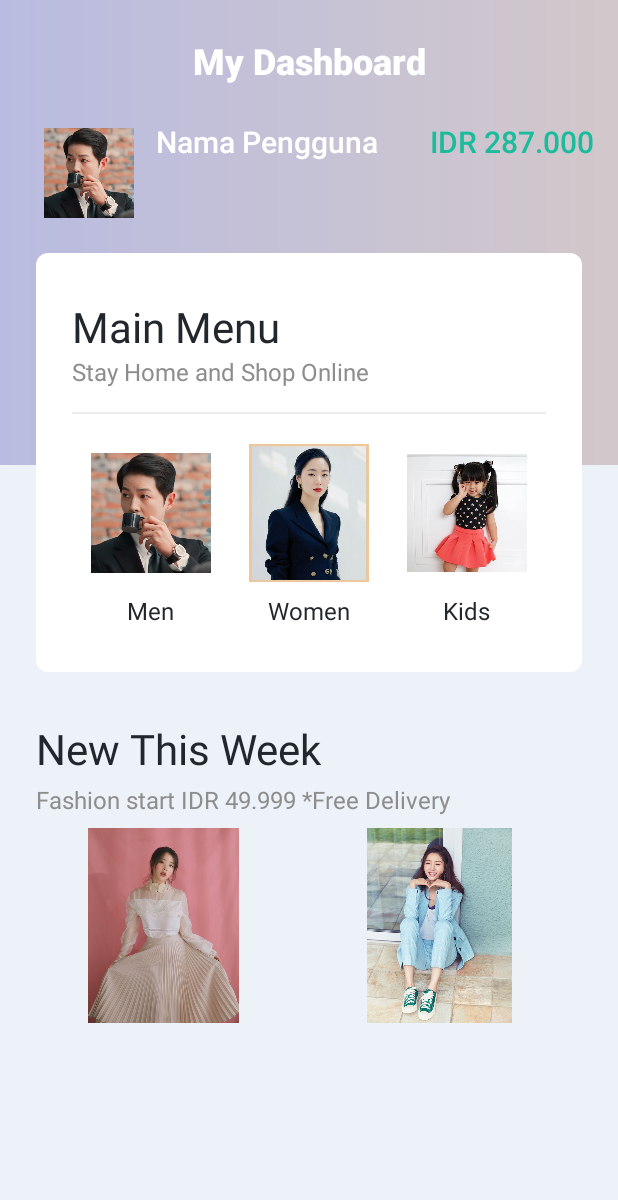
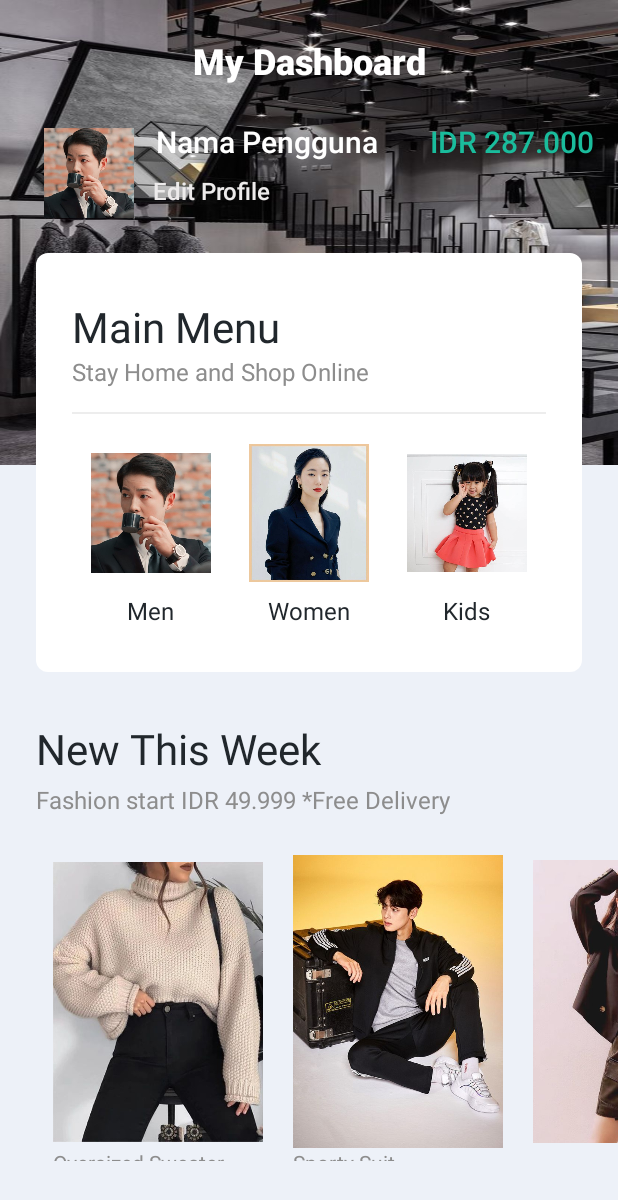
Before and after one commit to igjevon/UAS_Mobile, an Android app: the HomeActivity screen opened directly, with no data from a screen before it, on a phone screen of 412 x 824 dp. Shown: the top 1200 px of the screen. Run offline under Robolectric (Android 15) with nearby library versions, the phone set to English and light mode, and no system bars; plain views replace CircleView.

Commit message:
home Commit

```diff
--- a/app/build.gradle
+++ b/app/build.gradle
@@ -42,4 +42,5 @@ dependencies {
     androidTestImplementation 'androidx.test.ext:junit:1.1.2'
     androidTestImplementation 'androidx.test.espresso:espresso-core:3.3.0'
     implementation 'com.squareup.picasso:picasso:2.5.2'
+    implementation 'com.github.florent37:shapeofview:1.4.7'
 }
--- a/app/src/main/AndroidManifest.xml
+++ b/app/src/main/AndroidManifest.xml
@@ -8,7 +8,7 @@
         android:label="@string/app_name"
         android:roundIcon="@mipmap/ic_launcher_round"
         android:supportsRtl="true"
-        android:theme="@style/Theme.AppCompat.NoActionBar">        >
+        android:theme="@style/Theme.AppCompat.NoActionBar">
         <activity android:name=".SuccessBuyActivity"></activity>
         <activity android:name=".ListProductActivity" />
         <activity android:name=".ProductDetailsActivity" />
--- a/app/src/main/res/layout/activity_home.xml
+++ b/app/src/main/res/layout/activity_home.xml
@@ -8,15 +8,13 @@
     tools:context=".HomeActivity">
 
     <ScrollView
-        android:scrollbars="none"
-        android:paddingBottom="50dp"
         android:layout_width="match_parent"
         android:layout_height="wrap_content"
-        android:layout_marginEnd="0dp"
-        android:layout_marginStart="0dp"
-        android:layout_marginTop="0dp"
         android:orientation="vertical"
+        android:paddingBottom="50dp"
+        android:scrollbars="none"
         app:layout_constraintEnd_toEndOf="parent"
+        app:layout_constraintHorizontal_bias="0.0"
         app:layout_constraintStart_toStartOf="parent"
         app:layout_constraintTop_toTopOf="parent">
 
@@ -28,7 +26,7 @@
                 android:id="@+id/view"
                 android:layout_width="match_parent"
                 android:layout_height="310dp"
-                android:background="@drawable/bg_gradient_primary_blue"
+                android:background="@drawable/backshop"
                 app:layout_constraintEnd_toEndOf="parent"
                 app:layout_constraintStart_toStartOf="parent"
                 app:layout_constraintTop_toTopOf="parent" />
@@ -50,12 +48,14 @@
                 app:layout_constraintTop_toTopOf="@+id/view" />
 
             <com.github.florent37.shapeofview.shapes.CircleView
+                android:id="@+id/circleView"
                 android:layout_width="60dp"
                 android:layout_height="60dp"
                 android:layout_marginStart="29dp"
                 android:layout_marginTop="85dp"
                 app:layout_constraintStart_toStartOf="parent"
                 app:layout_constraintTop_toTopOf="parent">
+
                 <ImageView
                     android:id="@+id/pic_photo_home_user_circled"
                     android:layout_width="60dp"
@@ -64,6 +64,7 @@
             </com.github.florent37.shapeofview.shapes.CircleView>
 
             <TextView
+                android:id="@+id/tvNamaPengguna"
                 android:layout_width="wrap_content"
                 android:layout_height="wrap_content"
                 android:layout_marginTop="24dp"
@@ -74,6 +75,21 @@
                 android:textSize="20sp"
                 app:layout_constraintEnd_toEndOf="@+id/textView2"
                 app:layout_constraintTop_toBottomOf="@id/textView2" />
+
+            <TextView
+                android:id="@+id/btnEditProfile"
+                android:layout_width="wrap_content"
+                android:layout_height="wrap_content"
+                android:layout_marginTop="8dp"
+                android:layout_marginEnd="48dp"
+                android:fontFamily="sans-serif-medium"
+                android:text="Edit Profile"
+                android:textColor="#edebeb"
+                android:textSize="16sp"
+                app:layout_constraintEnd_toEndOf="@+id/tvNamaPengguna"
+                app:layout_constraintHorizontal_bias="0.351"
+                app:layout_constraintStart_toEndOf="@+id/circleView"
+                app:layout_constraintTop_toBottomOf="@id/tvNamaPengguna" />
 
             <TextView
                 android:layout_width="wrap_content"
@@ -143,7 +159,7 @@
                         <ImageView
                             android:layout_width="80dp"
                             android:layout_height="100dp"
-                            android:src="@drawable/jongki_man"/>
+                            android:src="@drawable/jongki_man" />
 
                         <TextView
                             android:layout_width="wrap_content"
@@ -223,10 +239,10 @@
                 app:layout_constraintTop_toBottomOf="@+id/textView5" />
 
             <HorizontalScrollView
-                android:layout_width="369dp"
+                android:layout_width="wrap_content"
                 android:layout_height="wrap_content"
-                android:layout_marginStart="24dp"
-                android:layout_marginTop="8dp"
+                android:layout_marginTop="16dp"
+                android:layout_marginLeft="25dp"
                 android:scrollbars="none"
                 app:layout_constraintEnd_toEndOf="parent"
                 app:layout_constraintHorizontal_bias="0.0"
@@ -234,21 +250,62 @@
                 app:layout_constraintTop_toBottomOf="@+id/textView6">
 
                 <LinearLayout
-                    android:layout_width="match_parent"
-                    android:layout_height="wrap_content"
+                    android:layout_width="225dp"
+                    android:layout_height="320dp"
                     android:orientation="horizontal">
 
-                    <ImageView
-                        android:layout_width="170dp"
-                        android:layout_height="match_parent"
-                        android:layout_marginRight="24dp"
-                        android:src="@drawable/iu_dress" />
+                    <LinearLayout
+                        android:layout_width="wrap_content"
+                        android:layout_height="wrap_content"
+                        android:orientation="vertical"
+                        android:padding="10dp">
+                        <ImageView
+                            android:layout_width="140dp"
+                            android:layout_height="195dp"
+                            android:src="@drawable/promo5" />
+                        <TextView
+                            android:layout_width="match_parent"
+                            android:layout_height="wrap_content"
+                            android:text="Oversized Sweater"
+                            android:textColor="@color/grayPrimary"
+                            android:textSize="14sp" />
+                        <TextView
+                            android:layout_width="wrap_content"
+                            android:layout_height="wrap_content"
+                            android:text="Rp 129.000"
+                            android:textColor="@color/grayPrimary"
+                            android:textSize="12sp" />
+                    </LinearLayout>
+
+
+                    <LinearLayout
+                        android:layout_width="wrap_content"
+                        android:layout_height="wrap_content"
+                        android:orientation="vertical"
+                        android:padding="10dp">
+                        <ImageView
+                            android:layout_width="140dp"
+                            android:layout_height="195dp"
+                            android:src="@drawable/promo1" />
+                        <TextView
+                            android:layout_width="match_parent"
+                            android:layout_height="wrap_content"
+                            android:text="Sporty Suit"
+                            android:textColor="@color/grayPrimary"
+                            android:textSize="14sp" />
+                        <TextView
+                            android:layout_width="wrap_content"
+                            android:layout_height="wrap_content"
+                            android:text="Rp 249.000"
+                            android:textColor="@color/grayPrimary"
+                            android:textSize="12sp" />
+                    </LinearLayout>
 
                     <ImageView
-                        android:layout_width="150dp"
-                        android:layout_height="130dp"
-                        android:layout_marginRight="15dp"
-                        android:src="@drawable/shoes" />
+                        android:layout_margin="10dp"
+                        android:layout_width="140dp"
+                        android:layout_height="195dp"
+                        android:src="@drawable/promo3" />
                 </LinearLayout>
             </HorizontalScrollView>
         </androidx.constraintlayout.widget.ConstraintLayout>
--- a/app/src/main/res/layout/activity_register_two.xml
+++ b/app/src/main/res/layout/activity_register_two.xml
@@ -158,7 +158,7 @@
             </LinearLayout>
     </LinearLayout>
 
-    <io.github.florent37.shapeofview.shapes.CircleView
+    <com.github.florent37.shapeofview.shapes.CircleView
         android:id="@+id/circleView"
         android:layout_width="90dp"
         android:layout_height="90dp"
@@ -166,17 +166,14 @@
         android:layout_marginTop="20dp"
         app:layout_constraintEnd_toEndOf="@+id/linearLayout"
         app:layout_constraintStart_toStartOf="@+id/linearLayout"
-        app:layout_constraintTop_toTopOf="@+id/linearLayout"
-        app:shape_circle_borderColor="@android:color/black"
-        app:shape_circle_borderWidth="2dp">
+        app:layout_constraintTop_toTopOf="@+id/linearLayout">
 
         <ImageView
             android:id="@+id/pic_photo_register_user_circled"
             android:layout_width="90dp"
             android:layout_height="90dp"
-
             android:src="@drawable/jongki_man" />
-    </io.github.florent37.shapeofview.shapes.CircleView>
+    </com.github.florent37.shapeofview.shapes.CircleView>
 
     <Button
         android:id="@+id/btn_add_photo"
```
Also changed, not shown: app/src/main/res/drawable/promo1.jpg (added), app/src/main/res/drawable/promo2.jpg (added), app/src/main/res/drawable/promo3.jpg (added), app/src/main/res/drawable/promo4.jpg (added), app/src/main/res/drawable/promo5.jpg (added).
